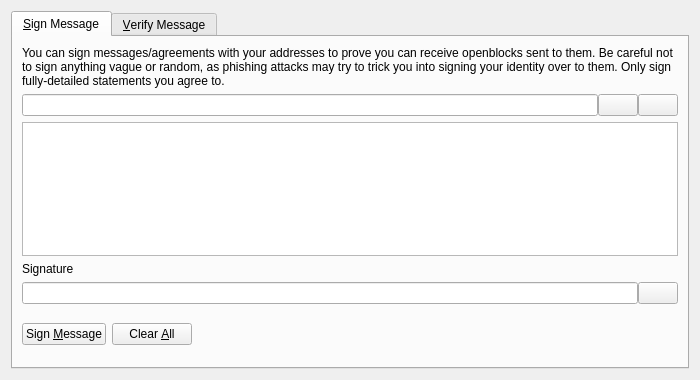
Qt form src/qt/forms/signverifymessagedialog.ui (AdrenalineAI/Adrenaline) before a commit.
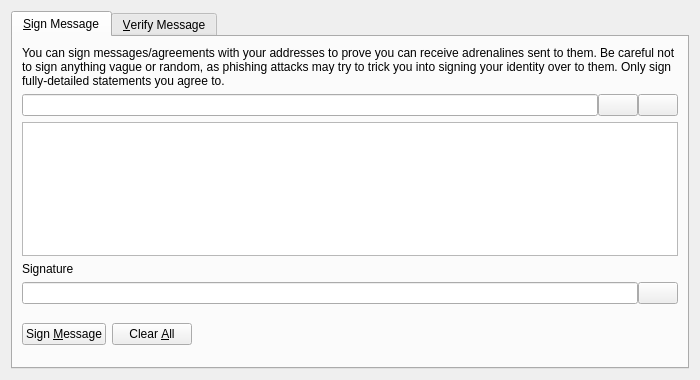
The same form after that commit. Icons and pictures are not drawn. Custom widgets are drawn as their Qt base class.

Commit message: Rename to Adrenaline

The edit to the form file:
```diff
--- a/src/qt/forms/signverifymessagedialog.ui
+++ b/src/qt/forms/signverifymessagedialog.ui
@@ -30,7 +30,7 @@
        <item>
         <widget class="QLabel" name="infoLabel_SM">
          <property name="text">
-          <string>You can sign messages/agreements with your addresses to prove you can receive openblocks sent to them. Be careful not to sign anything vague or random, as phishing attacks may try to trick you into signing your identity over to them. Only sign fully-detailed statements you agree to.</string>
+          <string>You can sign messages/agreements with your addresses to prove you can receive adrenalines sent to them. Be careful not to sign anything vague or random, as phishing attacks may try to trick you into signing your identity over to them. Only sign fully-detailed statements you agree to.</string>
          </property>
          <property name="textFormat">
           <enum>Qt::PlainText</enum>
```
Left out of the diff: 8 changed lines with no effect on the pictures. The commit also changes 221 other files.
